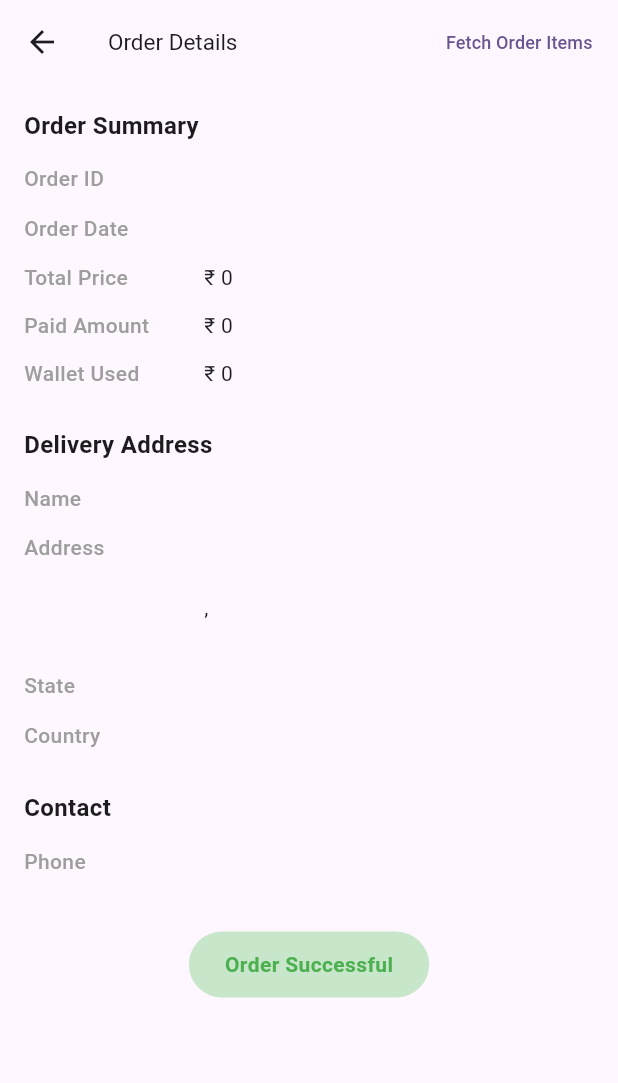
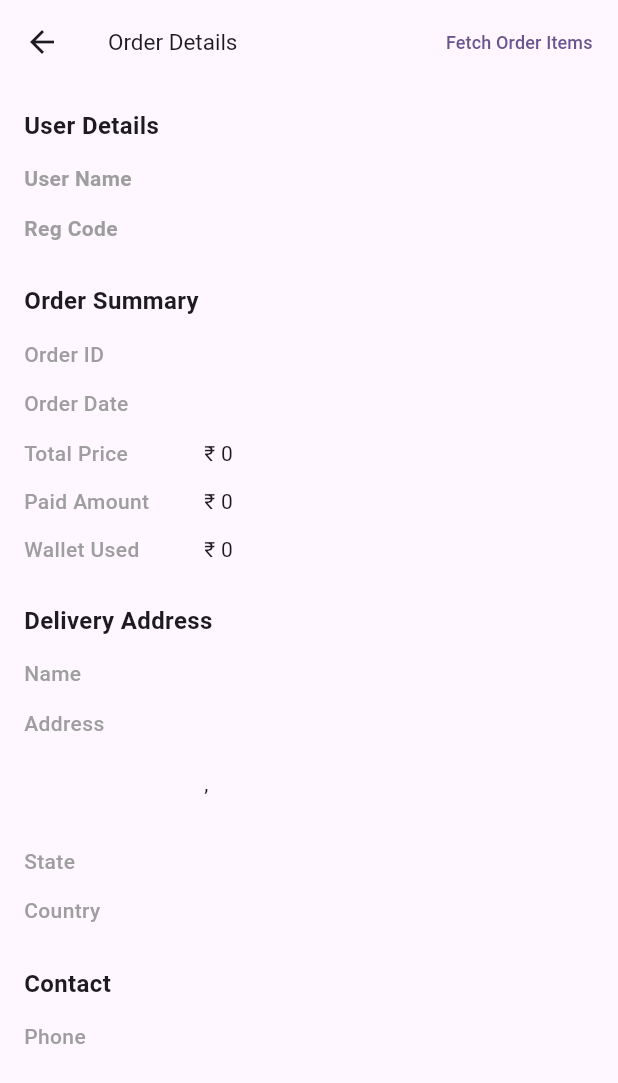
Before and after one commit to antonykj623/rechargeretry, a Flutter app: the OrderDetailsScreen screen opened directly with empty values, on a phone screen of 412 x 824 dp. Shown: the top 1083 px of the screen. Run offline on Flutter 3.47's test engine with Material 3 defaults, Android fonts, the light colour scheme and no system bars; missing offline and left inert: weipl_checkout_flutter; accounts and stored records are empty.

Commit message:
commited by antony

```diff
--- a/lib/widgets/OrderDetails.dart
+++ b/lib/widgets/OrderDetails.dart
@@ -107,6 +107,7 @@ class _OrderDetailsScreenState extends State<OrderDetailsScreen> {
                 _row("Created At", data["created_at"]),
 
                 const SizedBox(height: 20),
+
 
                 /// 🔹 Close Button
                 Align(
@@ -226,6 +227,11 @@ class _OrderDetailsScreenState extends State<OrderDetailsScreen> {
         child: Column(
           crossAxisAlignment: CrossAxisAlignment.start,
           children: [
+            _sectionTitle("User Details"),
+            _row("User Name", order["full_name"] ?? "-"),
+            _row("Reg Code", order["reg_code"]),
+
+            const SizedBox(height: 20),
 
             /// 🔹 Order Summary
             _sectionTitle("Order Summary"),
@@ -258,25 +264,27 @@ class _OrderDetailsScreenState extends State<OrderDetailsScreen> {
 
             const SizedBox(height: 30),
 
+
+
             /// 🔹 Status Badge
-            Center(
-              child: Container(
-                padding:
-                const EdgeInsets.symmetric(horizontal: 24, vertical: 12),
-                decoration: BoxDecoration(
-                  color: Colors.green.shade100,
-                  borderRadius: BorderRadius.circular(30),
-                ),
-                child: const Text(
-                  "Order Successful",
-                  style: TextStyle(
-                    color: Colors.green,
-                    fontWeight: FontWeight.bold,
-                    fontSize: 14,
-                  ),
-                ),
-              ),
-            ),
+            // Center(
+            //   child: Container(
+            //     padding:
+            //     const EdgeInsets.symmetric(horizontal: 24, vertical: 12),
+            //     decoration: BoxDecoration(
+            //       color: Colors.green.shade100,
+            //       borderRadius: BorderRadius.circular(30),
+            //     ),
+            //     child: const Text(
+            //       "Order Successful",
+            //       style: TextStyle(
+            //         color: Colors.green,
+            //         fontWeight: FontWeight.bold,
+            //         fontSize: 14,
+            //       ),
+            //     ),
+            //   ),
+            // ),
           ],
         ),
       ),
```
